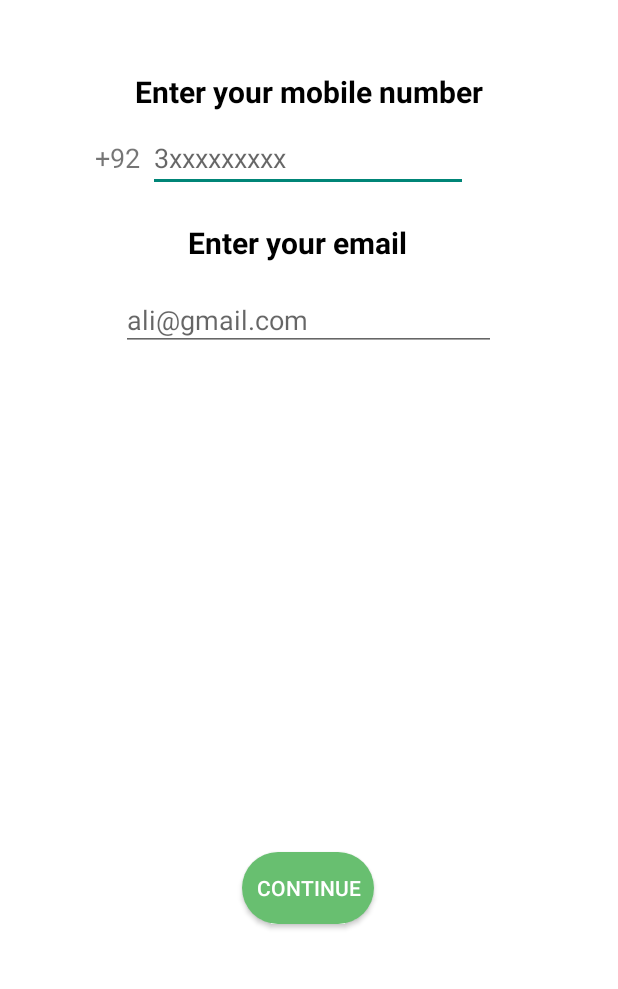
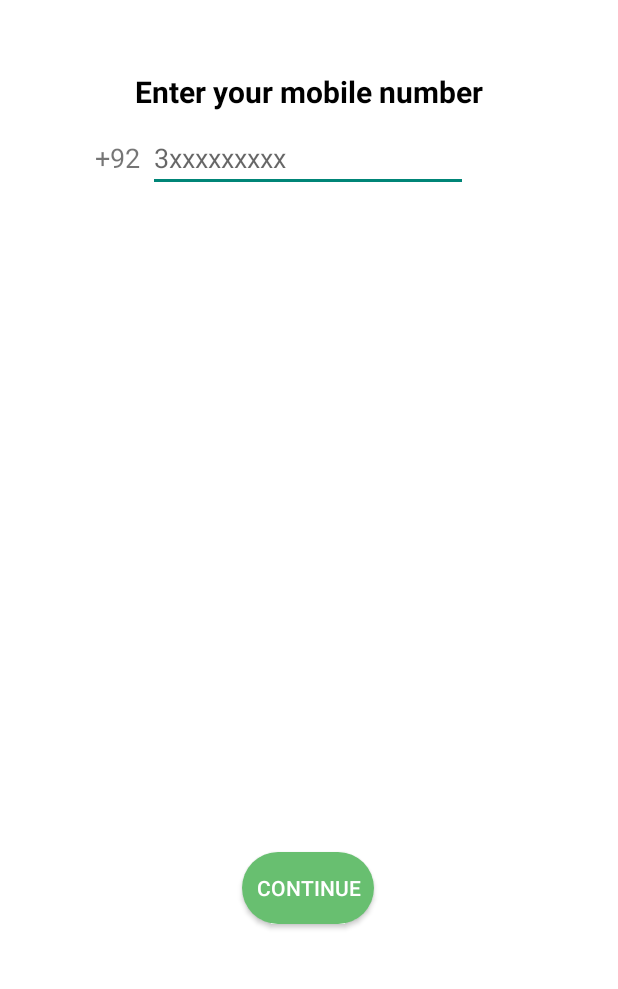
Before and after one commit to zeptodan/MyNutrition, an Android app: the SignUp screen opened directly, with no data from a screen before it, on a phone screen of 412 x 824 dp, the part 207-1196 px from its top. Run offline under Robolectric (Android 15) with nearby library versions, the phone set to English and light mode, and no system bars.

Commit message:
Revert "Username sa Email"
This reverts commit 4dd4fd0385ea6eea2dcbd3e749e2c795d081b32a.

```diff
--- /dev/null
+++ b/app/src/main/java/com/example/mynutrition/Username_F.java
@@ -0,0 +1,25 @@
+package com.example.mynutrition;
+
+import android.os.Bundle;
+
+import androidx.fragment.app.Fragment;
+
+import android.view.LayoutInflater;
+import android.view.View;
+import android.view.ViewGroup;
+
+
+public class Username_F extends Fragment {
+
+
+    public Username_F() {
+        // Required empty public constructor
+    }
+
+    @Override
+    public View onCreateView(LayoutInflater inflater, ViewGroup container,
+                             Bundle savedInstanceState) {
+        // Inflate the layout for this fragment
+        return inflater.inflate(R.layout.fragment_username_f, container, false);
+    }
+}
--- a/app/src/main/res/layout/fragment_phone_number_f.xml
+++ b/app/src/main/res/layout/fragment_phone_number_f.xml
@@ -48,39 +48,4 @@
         app:layout_constraintHorizontal_bias="1.0"
         app:layout_constraintStart_toStartOf="@+id/PhoneNumber" />
 
-    <TextView
-        android:id="@+id/textView9"
-        android:layout_width="wrap_content"
-        android:layout_height="wrap_content"
-        android:layout_marginTop="20dp"
-        android:text="Enter your email"
-        android:textColor="@color/black"
-        android:textSize="20sp"
-        android:textStyle="bold"
-        app:layout_constraintEnd_toEndOf="parent"
-        app:layout_constraintHorizontal_bias="0.472"
-        app:layout_constraintStart_toStartOf="parent"
-        app:layout_constraintTop_toBottomOf="@+id/mobileNumber" />
-
-    <com.google.android.material.textfield.TextInputLayout
-
-        android:layout_width="250dp"
-        android:layout_height="50dp"
-        android:clickable="false"
-        android:ems="10"
-        android:hint="ali@gmail.com"
-        app:layout_constraintBottom_toBottomOf="parent"
-        app:layout_constraintEnd_toEndOf="parent"
-        app:layout_constraintHorizontal_bias="0.496"
-        app:layout_constraintStart_toStartOf="parent"
-        app:layout_constraintTop_toBottomOf="@+id/textView9"
-        app:layout_constraintVertical_bias="0.042">
-
-        <com.google.android.material.textfield.TextInputEditText
-            android:id="@+id/newUsername"
-            android:layout_width="match_parent"
-            android:layout_height="wrap_content"
-            android:layout_marginTop="188dp"
-            android:inputType="text" />
-    </com.google.android.material.textfield.TextInputLayout>
 </androidx.constraintlayout.widget.ConstraintLayout>
```
Also changed, not shown: app/src/main/java/com/example/mynutrition/SignUp.java (+22 -5 lines), app/src/main/res/layout/fragment_username_f.xml (added, +45 -0 lines).
